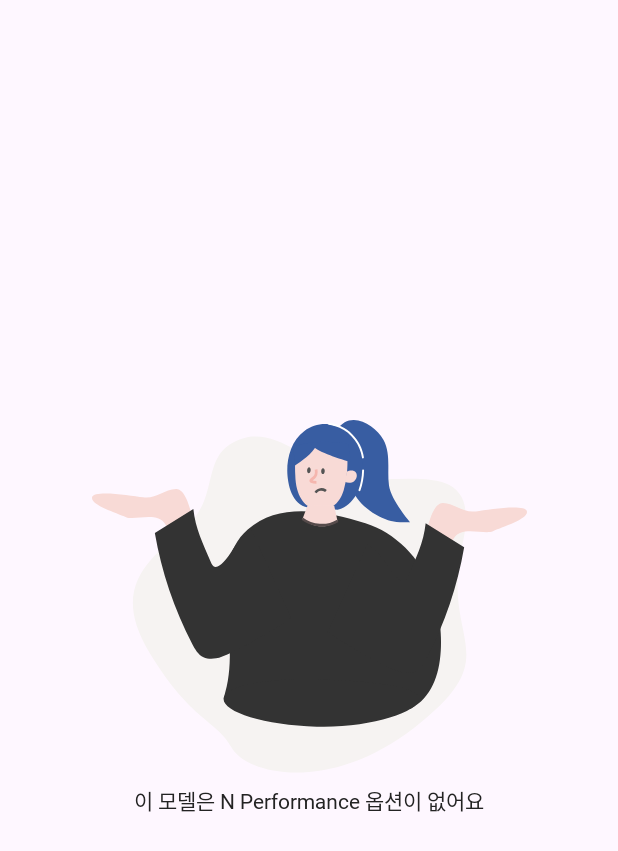
After one commit to TTC1018/H9-88Hey, an Android app built with Jetpack Compose: the composable NoOptionScreen shown on its own in the app's theme, on a phone screen of 412 x 824 dp. The commit adds this screen. Shown: the top 851 px of the screen. Run offline under Robolectric (Android 15) with nearby library versions, the light colour scheme and no system bars; network calls fail; Roboto replaces fonts that are not available here; 2 statements that could not run were skipped.

Commit message:
#222 feat: NPerformance 없을 시 출력할 UI 구현

```diff
--- /dev/null
+++ b/android/MyCarchiving/app/src/main/java/com/softeer/mycarchiving/ui/makingcar/loading/NoOptionScreen.kt
@@ -0,0 +1,51 @@
+package com.softeer.mycarchiving.ui.makingcar.loading
+
+import androidx.compose.foundation.Image
+import androidx.compose.foundation.layout.Arrangement
+import androidx.compose.foundation.layout.Box
+import androidx.compose.foundation.layout.Column
+import androidx.compose.foundation.layout.Spacer
+import androidx.compose.foundation.layout.fillMaxSize
+import androidx.compose.foundation.layout.height
+import androidx.compose.material3.Text
+import androidx.compose.runtime.Composable
+import androidx.compose.ui.Alignment
+import androidx.compose.ui.Modifier
+import androidx.compose.ui.res.painterResource
+import androidx.compose.ui.res.stringResource
+import androidx.compose.ui.tooling.preview.Preview
+import androidx.compose.ui.unit.dp
+import com.softeer.mycarchiving.R
+import com.softeer.mycarchiving.ui.theme.medium14
+
+@Composable
+fun NoOptionScreen(
+    modifier: Modifier = Modifier
+) {
+    Box(
+        modifier = modifier.fillMaxSize(),
+        contentAlignment = Alignment.Center,
+    ) {
+        Column(
+            modifier = Modifier.fillMaxSize(),
+            horizontalAlignment = Alignment.CenterHorizontally,
+            verticalArrangement = Arrangement.Center
+        ) {
+            Image(
+                painter = painterResource(id = R.drawable.img_no_option),
+                contentDescription = ""
+            )
+            Spacer(modifier = Modifier.height(8.dp))
+            Text(
+                text = stringResource(id = R.string.make_car_no_option),
+                style = medium14
+            )
+        }
+    }
+}
+
+@Preview
+@Composable
+fun PreviewNoOptionScreen() {
+    NoOptionScreen()
+}
--- /dev/null
+++ b/android/MyCarchiving/app/src/main/res/drawable/img_no_option.xml
@@ -0,0 +1,75 @@
+<vector xmlns:android="http://schemas.android.com/apk/res/android"
+    android:width="290dp"
+    android:height="235dp"
+    android:viewportWidth="290"
+    android:viewportHeight="235">
+  <path
+      android:pathData="M101.65,12.04C121.74,6.42 144.19,26.66 161.88,34.64C196.66,50.31 262.54,16.31 247,82.59C231.47,148.88 278.93,155.27 215.08,204.93C157.95,249.38 102.72,236.26 92.93,218.15C83.14,200.03 66.33,201.1 38.45,155.27C10.57,109.45 40.79,91.33 63.56,70.66C86.33,49.98 70.8,20.69 101.65,12.04Z"
+      android:fillColor="#F6F3F2"/>
+  <path
+      android:pathData="M87.77,185.68C101.6,144.53 74.78,98.97 103.83,73.07C125.13,54.1 157.04,60.86 182.28,68.84C202.2,75.13 218.7,91.65 226.66,112.57C233.67,131 240.11,178.4 212.54,192.43"
+      android:fillColor="#333333"/>
+  <path
+      android:pathData="M163.54,6.47C172.05,-6.98 188.64,3.16 194.26,13.18C199.43,22.42 196.59,33.56 197.99,43.66C199.34,53.44 212.09,68.12 212.09,68.12C212.09,68.12 208.65,68.12 207.72,68.12C206.14,68.12 204.57,68.12 202.99,67.99C193.96,67.34 179.19,58.8 174.4,48.2"
+      android:fillColor="#385DA2"/>
+  <path
+      android:pathData="M143.96,58.35C133.18,56.68 130.31,42.72 130.18,34.01C130.03,24.24 133.31,13.39 141.61,7.27C146.17,3.83 151.85,2.22 157.54,2.75C172.27,4.3 180.57,18.31 180.74,31.81C180.87,41.3 177.05,52.99 168.08,58.23C166.75,59.02 165.29,59.57 163.77,59.85"
+      android:fillColor="#385DA2"/>
+  <path
+      android:pathData="M169.79,19.4C169.79,19.4 171.95,33.06 167.8,46.79C162.99,62.7 149.9,59.62 147.16,58.86C141.98,57.42 135.79,50.73 135.52,36.76C135.25,22.94 135.65,18.81 135.87,17.88"
+      android:fillColor="#F8DAD6"/>
+  <path
+      android:pathData="M149.39,33.01C149.58,34.22 149.58,36.95 148.1,38.24C146.25,39.85 145.21,40.43 146.34,41.03C147.24,41.52 148.91,41.65 149.63,41.65"
+      android:strokeWidth="1.84"
+      android:fillColor="#00000000"
+      android:strokeColor="#F5B6AE"/>
+  <path
+      android:pathData="M169.96,34.38C171.72,33.44 174.7,33.21 175.92,35C177.14,36.8 176.48,39.47 174.76,40.77C173.03,42.08 170.54,42.1 168.57,41.15"
+      android:fillColor="#F8DAD6"/>
+  <path
+      android:pathData="M161.49,57.24L163.65,67.26C163.65,67.26 153.29,76.17 140.33,66.04L143.59,57.35"
+      android:fillColor="#F8DAD6"/>
+  <path
+      android:pathData="M149.06,48.4C149.41,47.84 149.88,47.36 150.44,47C150.99,46.64 151.62,46.4 152.28,46.3C152.93,46.2 153.6,46.24 154.24,46.42C154.87,46.6 155.47,46.92 155.97,47.34"
+      android:strokeWidth="1.75074"
+      android:fillColor="#00000000"
+      android:strokeColor="#545454"/>
+  <path
+      android:pathData="M157.9,1.9C163.77,2.64 169.23,5.29 173.45,9.44C177.67,13.59 180.41,19 181.25,24.86C181.37,25.67 180.13,26.02 180.01,25.2C179.39,20.87 177.69,16.78 175.06,13.28C172.44,9.79 168.98,7.01 165,5.2C162.75,4.19 160.35,3.51 157.9,3.18C157.09,3.08 157.08,1.79 157.9,1.9Z"
+      android:fillColor="#ffffff"/>
+  <path
+      android:pathData="M181.38,33.62C181.25,38.2 180.42,42.74 178.94,47.08C178.67,47.86 177.43,47.53 177.69,46.74C179.15,42.51 179.96,38.09 180.09,33.62C180.09,33.45 180.15,33.28 180.27,33.16C180.4,33.04 180.56,32.97 180.73,32.97C180.9,32.97 181.07,33.04 181.19,33.16C181.31,33.28 181.38,33.45 181.38,33.62Z"
+      android:fillColor="#ffffff"/>
+  <path
+      android:pathData="M163.85,67.19C156.72,71.55 146.79,70.97 140.24,65.82"
+      android:strokeWidth="1.75074"
+      android:fillColor="#00000000"
+      android:strokeColor="#564B4B"/>
+  <path
+      android:pathData="M56.03,45.95C61.7,45.68 65.07,57.14 67.24,65.88C67.81,68.18 66.84,70.62 64.68,71.6C59.36,74.01 51.96,75.56 48.94,69.73C44.2,60.63 28.38,67.26 22.73,64.75C15.68,61.62 -0.91,56.67 0.04,51.52C0.99,46.37 25.59,50.33 34.11,51.52C42.63,52.71 47.83,46.35 56.03,45.95Z"
+      android:fillColor="#F8DAD6"/>
+  <path
+      android:pathData="M132.79,131.98C125.09,137.85 92.32,157.38 82.77,158.91C79.94,159.37 76.92,159.39 74.33,158.15C70.78,156.45 68.65,152.78 66.83,149.28C54.77,126.07 46.36,101.13 41.89,75.36L67.56,59.39C68.9,72.37 74.03,82.64 79.19,94.6C79.82,96.07 80.73,97.73 82.27,97.92C83.24,97.96 84.18,97.65 84.94,97.05C93.37,91.24 93.66,81.3 106.5,73.66"
+      android:fillColor="#333333"/>
+  <path
+      android:pathData="M233.97,55.35C228.3,55.08 224.93,66.54 222.76,75.28C222.19,77.58 223.16,80.02 225.32,81C230.64,83.41 238.04,84.96 241.07,79.13C245.8,70.03 261.63,76.66 267.27,74.15C274.33,71.02 290.91,66.07 289.96,60.92C289.02,55.77 264.41,59.73 255.89,60.92C247.38,62.11 242.17,55.74 233.97,55.35Z"
+      android:fillColor="#F8DAD6"/>
+  <path
+      android:pathData="M157.21,141.38C164.91,147.25 197.68,166.78 207.23,168.31C210.06,168.76 213.08,168.79 215.67,167.55C219.23,165.85 221.35,162.18 223.17,158.68C235.23,135.46 243.64,110.53 248.11,84.76L222.44,68.79C221.1,81.77 215.98,92.04 210.82,104C210.18,105.46 209.27,107.13 207.73,107.32C206.76,107.36 205.82,107.05 205.06,106.45C196.63,100.64 196.34,90.7 183.5,83.06"
+      android:fillColor="#333333"/>
+  <path
+      android:pathData="M143.42,33.43a1.96,1.17 93.68,1 0,2.35 0.15a1.96,1.17 93.68,1 0,-2.35 -0.15z"
+      android:fillColor="#545454"/>
+  <path
+      android:pathData="M152.8,34.03a1.96,1.17 93.68,1 0,2.35 0.15a1.96,1.17 93.68,1 0,-2.35 -0.15z"
+      android:fillColor="#545454"/>
+  <path
+      android:pathData="M218.05,186.04C217.8,194.74 184.67,205.51 149.88,204.48C115.09,203.46 87.48,194.74 87.73,186.04C87.99,177.35 116.01,171.97 150.81,172.99C185.6,174.01 218.31,177.35 218.05,186.04Z"
+      android:fillColor="#333333"/>
+  <path
+      android:pathData="M149.3,17.3C147.62,21.73 139.13,27.92 135.1,30.47L134.32,18.08C140.01,15.98 150.98,12.88 149.3,17.3Z"
+      android:fillColor="#385DA2"/>
+  <path
+      android:pathData="M147.02,17.32C150.84,21.46 165.87,26.23 172.91,28.1L170.87,15.6C161.33,14.45 143.21,13.19 147.02,17.32Z"
+      android:fillColor="#385DA2"/>
+</vector>
--- a/android/MyCarchiving/app/src/main/res/values/strings.xml
+++ b/android/MyCarchiving/app/src/main/res/values/strings.xml
@@ -46,6 +46,7 @@
     <string name="make_car_surround">서라운드 뷰\n모니터</string>
     <string name="make_car_cluster">클러스터\n(12.3인 컬러 LCD)</string>
     <string name="make_car_option_indicator">%1$d/%2$d</string>
+    <string name="make_car_no_option">이 모델은 N Performance 옵션이 없어요</string>
 
     <!--  내 차 만들기 dialog  -->
     <string name="make_car_dialog_description">내 차 만들기 그만하시겠어요?\n만들던 차량은 <b>마이카이빙 > 내가 만든 차량</b>에\n저장해둘게요</string>
```
